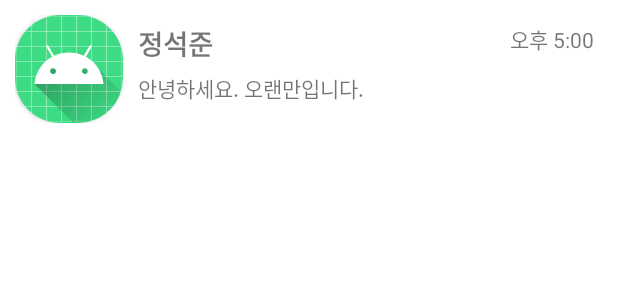
After one commit to eshc123/LineCloneCoding, an Android app: the layout item_conversation.xml on its own in the app's theme, with its tools: preview values and no code run, on a phone screen of 412 x 824 dp. The commit adds this screen. Shown: the top 300 px of the screen. Run offline under Robolectric (Android 15) with nearby library versions, the phone set to English and light mode, and no system bars.

Commit message:
add recyclerview adapter in conversation fragment

```diff
--- /dev/null
+++ b/app/src/main/java/org/standardj/rine/ui/conversation/Conversation.kt
@@ -0,0 +1,4 @@
+package org.standardj.rine.ui.conversation
+
+class Conversation(val image : Int, val name : String, val time : String, val content: String) {
+}
--- /dev/null
+++ b/app/src/main/res/layout/item_conversation.xml
@@ -0,0 +1,67 @@
+<?xml version="1.0" encoding="utf-8"?>
+<androidx.constraintlayout.widget.ConstraintLayout
+    xmlns:android="http://schemas.android.com/apk/res/android"
+    xmlns:app="http://schemas.android.com/apk/res-auto"
+    android:id="@+id/item_conversation"
+    android:layout_width="match_parent"
+    android:layout_height="wrap_content"
+    android:orientation="horizontal"
+    android:paddingStart="10dp"
+    android:paddingTop="10dp">
+
+    <androidx.cardview.widget.CardView
+        android:id="@+id/item_conversation_card"
+        android:layout_width="wrap_content"
+        android:layout_height="0dp"
+        android:layout_weight="1"
+        app:cardCornerRadius="30dp"
+        app:layout_constraintTop_toTopOf="parent"
+        app:layout_constraintStart_toStartOf="parent">
+
+        <ImageView
+            android:id="@+id/item_conversation_image"
+            android:layout_width="wrap_content"
+            android:layout_height="wrap_content"
+            android:src="@mipmap/ic_launcher_round"
+            android:contentDescription="TODO" />
+
+    </androidx.cardview.widget.CardView>
+
+    <LinearLayout
+        android:layout_width="wrap_content"
+        android:layout_height="match_parent"
+        android:layout_marginStart="10dp"
+        android:orientation="vertical"
+        android:layout_marginTop="5dp"
+        app:layout_constraintStart_toEndOf="@+id/item_conversation_card"
+        app:layout_constraintTop_toTopOf="parent">
+
+        <TextView
+            android:id="@+id/item_conversation_name"
+            android:layout_width="wrap_content"
+            android:layout_height="wrap_content"
+            android:text="정석준"
+            android:textSize="18dp"
+            android:textStyle="bold" />
+
+        <TextView
+            android:id="@+id/item_conversation_content"
+            android:layout_width="wrap_content"
+            android:layout_height="wrap_content"
+            android:layout_marginTop="5dp"
+            android:gravity="center"
+            android:text="안녕하세요. 오랜만입니다." />
+
+    </LinearLayout>
+
+
+    <TextView
+        android:id="@+id/item_conversation_time"
+        android:layout_width="wrap_content"
+        android:layout_height="wrap_content"
+        android:layout_marginHorizontal="16dp"
+        android:text="오후 5:00"
+        android:layout_marginTop="5dp"
+        app:layout_constraintEnd_toEndOf="parent"
+        app:layout_constraintTop_toTopOf="parent" />
+</androidx.constraintlayout.widget.ConstraintLayout>
```
Also changed, not shown: app/build.gradle (+7 -0 lines), app/src/main/java/org/standardj/rine/ui/conversation/ConversationAdapter.kt (added, +45 -0 lines), app/src/main/java/org/standardj/rine/ui/conversation/ConversationFragment.kt (+8 -0 lines).
